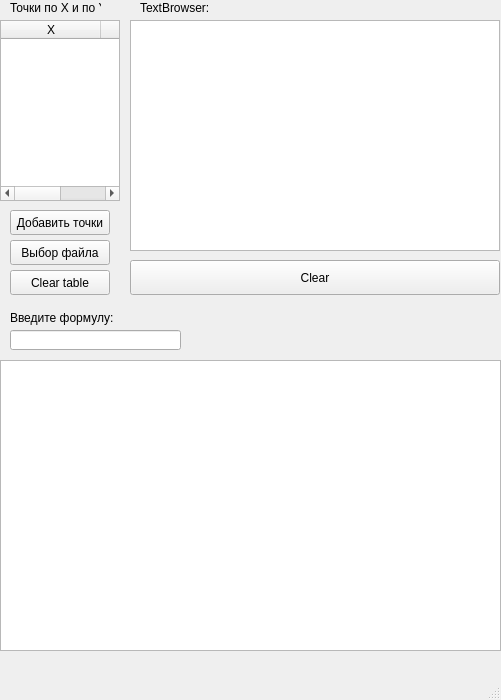
The window that untitledmain.ui (ilyaaadfb/approximation_function_pyqt5_project_school-yandex) describes before a commit, drawn with Qt 5.
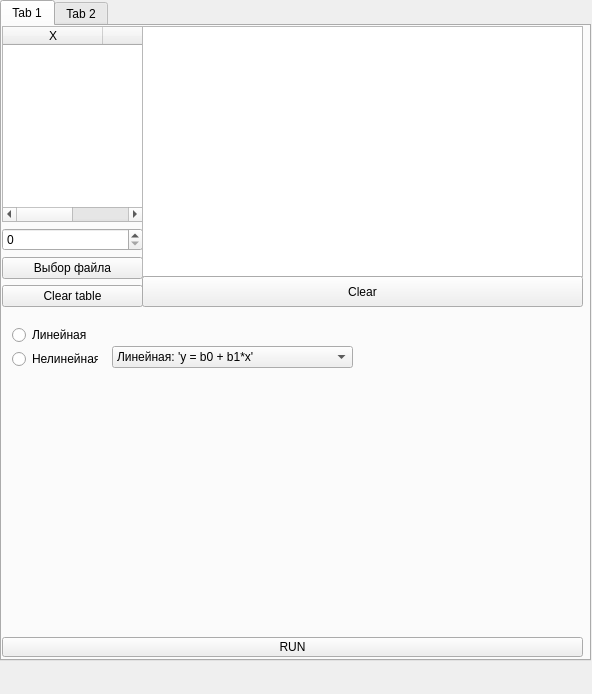
The same window after the commit.

```diff
--- a/untitledmain.ui
+++ b/untitledmain.ui
@@ -6,154 +6,202 @@
    <rect>
     <x>0</x>
     <y>0</y>
-    <width>501</width>
-    <height>700</height>
+    <width>592</width>
+    <height>694</height>
    </rect>
   </property>
   <property name="windowTitle">
    <string>MainWindow</string>
   </property>
   <widget class="QWidget" name="centralwidget">
-   <widget class="QTableWidget" name="tableWidget">
+   <widget class="QTabWidget" name="tabWidget">
     <property name="geometry">
      <rect>
       <x>0</x>
-      <y>20</y>
-      <width>120</width>
-      <height>181</height>
-     </rect>
-    </property>
-    <column>
-     <property name="text">
-      <string>X</string>
-     </property>
-    </column>
-    <column>
-     <property name="text">
-      <string>Y</string>
-     </property>
-    </column>
-   </widget>
-   <widget class="QPushButton" name="button">
-    <property name="geometry">
-     <rect>
-      <x>10</x>
-      <y>210</y>
-      <width>100</width>
-      <height>25</height>
-     </rect>
-    </property>
-    <property name="text">
-     <string>Добавить точки</string>
-    </property>
-   </widget>
-   <widget class="QPushButton" name="button_file">
-    <property name="geometry">
-     <rect>
-      <x>10</x>
-      <y>240</y>
-      <width>100</width>
-      <height>25</height>
-     </rect>
-    </property>
-    <property name="text">
-     <string>Выбор файла</string>
-    </property>
-   </widget>
-   <widget class="QTextBrowser" name="textBrowser">
-    <property name="geometry">
-     <rect>
-      <x>130</x>
-      <y>20</y>
-      <width>370</width>
-      <height>231</height>
-     </rect>
-    </property>
-   </widget>
-   <widget class="QPushButton" name="clear_button_browser">
-    <property name="geometry">
-     <rect>
-      <x>130</x>
-      <y>260</y>
-      <width>370</width>
-      <height>35</height>
-     </rect>
-    </property>
-    <property name="text">
-     <string>Clear</string>
-    </property>
-   </widget>
-   <widget class="QPushButton" name="clear_button_table">
-    <property name="geometry">
-     <rect>
-      <x>10</x>
-      <y>270</y>
-      <width>100</width>
-      <height>25</height>
-     </rect>
-    </property>
-    <property name="text">
-     <string>Clear table</string>
-    </property>
-   </widget>
-   <widget class="QLineEdit" name="lineEdit_2">
-    <property name="geometry">
-     <rect>
-      <x>10</x>
-      <y>330</y>
-      <width>171</width>
-      <height>20</height>
-     </rect>
-    </property>
-   </widget>
-   <widget class="QLabel" name="label">
-    <property name="geometry">
-     <rect>
-      <x>10</x>
-      <y>310</y>
-      <width>201</width>
-      <height>16</height>
-     </rect>
-    </property>
-    <property name="text">
-     <string>Введите формулу:</string>
-    </property>
-   </widget>
-   <widget class="QLabel" name="label_2">
-    <property name="geometry">
-     <rect>
-      <x>10</x>
       <y>0</y>
-      <width>91</width>
-      <height>16</height>
+      <width>591</width>
+      <height>661</height>
      </rect>
     </property>
-    <property name="text">
-     <string>Точки по X и по Y:</string>
+    <property name="currentIndex">
+     <number>0</number>
     </property>
-   </widget>
-   <widget class="QLabel" name="label_3">
-    <property name="geometry">
-     <rect>
-      <x>140</x>
-      <y>0</y>
-      <width>261</width>
-      <height>16</height>
-     </rect>
-    </property>
-    <property name="text">
-     <string>TextBrowser:</string>
-    </property>
-   </widget>
-   <widget class="QGraphicsView" name="graphicsView">
-    <property name="geometry">
-     <rect>
-      <x>0</x>
-      <y>360</y>
-      <width>501</width>
-      <height>291</height>
-     </rect>
-    </property>
+    <widget class="QWidget" name="tab">
+     <attribute name="title">
+      <string>Tab 1</string>
+     </attribute>
+     <widget class="QWidget" name="">
+      <property name="geometry">
+       <rect>
+        <x>0</x>
+        <y>0</y>
+        <width>141</width>
+        <height>281</height>
+       </rect>
+      </property>
+      <layout class="QVBoxLayout" name="verticalLayout_2">
+       <item>
+        <widget class="QTableWidget" name="tableWidget">
+         <column>
+          <property name="text">
+           <string>X</string>
+          </property>
+         </column>
+         <column>
+          <property name="text">
+           <string>Y</string>
+          </property>
+         </column>
+        </widget>
+       </item>
+       <item>
+        <widget class="QSpinBox" name="spin"/>
+       </item>
+       <item>
+        <widget class="QPushButton" name="button_file">
+         <property name="text">
+          <string>Выбор файла</string>
+         </property>
+        </widget>
+       </item>
+       <item>
+        <widget class="QPushButton" name="clear_button_table">
+         <property name="text">
+          <string>Clear table</string>
+         </property>
+        </widget>
+       </item>
+      </layout>
+     </widget>
+     <widget class="QTextBrowser" name="textBrowser">
+      <property name="geometry">
+       <rect>
+        <x>140</x>
+        <y>0</y>
+        <width>441</width>
+        <height>251</height>
+       </rect>
+      </property>
+     </widget>
+     <widget class="QPushButton" name="clear_button_browser">
+      <property name="geometry">
+       <rect>
+        <x>140</x>
+        <y>250</y>
+        <width>441</width>
+        <height>31</height>
+       </rect>
+      </property>
+      <property name="text">
+       <string>Clear</string>
+      </property>
+     </widget>
+     <widget class="QWidget" name="verticalLayoutWidget">
+      <property name="geometry">
+       <rect>
+        <x>0</x>
+        <y>360</y>
+        <width>581</width>
+        <height>241</height>
+       </rect>
+      </property>
+      <layout class="QVBoxLayout" name="verticalLayout"/>
+     </widget>
+     <widget class="QPushButton" name="run_button">
+      <property name="geometry">
+       <rect>
+        <x>0</x>
+        <y>611</y>
+        <width>581</width>
+        <height>20</height>
+       </rect>
+      </property>
+      <property name="text">
+       <string>RUN</string>
+      </property>
+     </widget>
+     <widget class="QComboBox" name="comboBox">
+      <property name="geometry">
+       <rect>
+        <x>110</x>
+        <y>320</y>
+        <width>241</width>
+        <height>22</height>
+       </rect>
+      </property>
+      <item>
+       <property name="text">
+        <string>Линейная: 'y = b0 + b1*x'</string>
+       </property>
+      </item>
+      <item>
+       <property name="text">
+        <string>Квадратичная: 'y = b0 + b1*x + b2*x^2'</string>
+       </property>
+      </item>
+      <item>
+       <property name="text">
+        <string>Кубическая: 'y = b0 + b1*x + b2*x^2 + b3*x^3'</string>
+       </property>
+      </item>
+      <item>
+       <property name="text">
+        <string>Степенная:  'y = b0*x^b1'</string>
+       </property>
+      </item>
+      <item>
+       <property name="text">
+        <string>Экспоненциальная I типа: 'y = b0*exp(b1^x)'</string>
+       </property>
+      </item>
+      <item>
+       <property name="text">
+        <string>Экспоненциальная II типа: 'y = b0*b1^x'</string>
+       </property>
+      </item>
+      <item>
+       <property name="text">
+        <string>Логарифмическая: 'y = b0 + b1*ln(x)'</string>
+       </property>
+      </item>
+      <item>
+       <property name="text">
+        <string>Гиперболическая:  'y = b0+b1/x'</string>
+       </property>
+      </item>
+     </widget>
+     <widget class="QWidget" name="">
+      <property name="geometry">
+       <rect>
+        <x>10</x>
+        <y>300</y>
+        <width>86</width>
+        <height>42</height>
+       </rect>
+      </property>
+      <layout class="QVBoxLayout" name="verticalLayout_3">
+       <item>
+        <widget class="QRadioButton" name="linear_radioButton">
+         <property name="text">
+          <string>Линейная</string>
+         </property>
+        </widget>
+       </item>
+       <item>
+        <widget class="QRadioButton" name="nonlinear_radioButton">
+         <property name="text">
+          <string>Нелинейная</string>
+         </property>
+        </widget>
+       </item>
+      </layout>
+     </widget>
+    </widget>
+    <widget class="QWidget" name="tab_2">
+     <attribute name="title">
+      <string>Tab 2</string>
+     </attribute>
+    </widget>
    </widget>
   </widget>
   <widget class="QMenuBar" name="menubar">
@@ -166,7 +214,6 @@
     </rect>
    </property>
   </widget>
-  <widget class="QStatusBar" name="statusbar"/>
  </widget>
  <resources/>
  <connections/>
```
Left out of the diff: 2 changed lines with no effect on the pictures.
